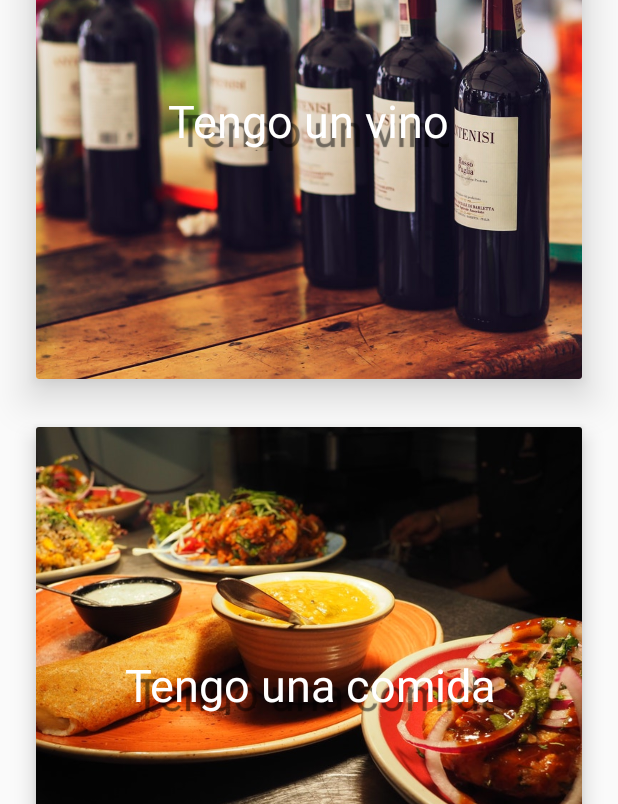
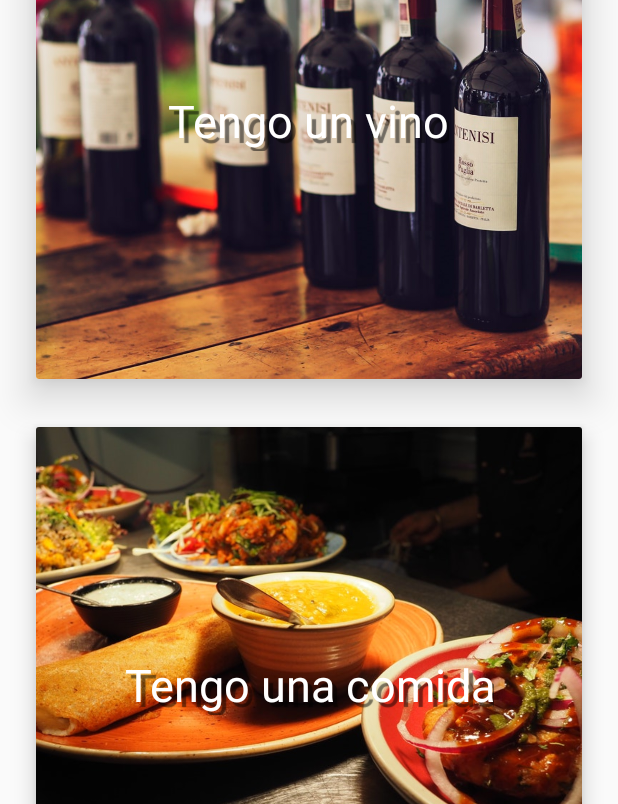
Before and after one commit to mmrapps/MaridajeAndVinos, an Android app: the screen it shows after launch (HomeActivity), on a phone screen of 412 x 824 dp. Shown: the part 257-1061 px from the top of the screen. Run offline under Robolectric (Android 15) with nearby library versions, the phone set to English and light mode, and no system bars; our stand-ins replace Firebase (no records; nobody signed in at launch, a user with empty details on screens opened directly).

Commit message:
eliminados unos permisos y unficado un estilo

```diff
--- a/app/src/main/AndroidManifest.xml
+++ b/app/src/main/AndroidManifest.xml
@@ -2,8 +2,7 @@
 <manifest xmlns:android="http://schemas.android.com/apk/res/android"
     package="com.apps.mmr.maridajeandvinos">
 
-    <uses-permission android:name="android.permission.READ_EXTERNAL_STORAGE" />
-    <uses-permission android:name="android.permission.WRITE_EXTERNAL_STORAGE" />
+
 
     <application
         android:allowBackup="true"
--- a/app/src/main/res/layout/content_main.xml
+++ b/app/src/main/res/layout/content_main.xml
@@ -45,8 +45,8 @@
                     android:layout_centerInParent="true"
                     android:gravity="center"
                     android:shadowColor="@color/TransparentGrey"
-                    android:shadowDx="9"
-                    android:shadowDy="9"
+                    android:shadowDx="5"
+                    android:shadowDy="5"
                     android:shadowRadius="0.01"
                     android:text="@string/main_menu_wine"
                     android:textColor="@color/cardview_light_background"
@@ -89,8 +89,8 @@
                     android:layout_centerInParent="true"
                     android:gravity="center"
                     android:shadowColor="@color/TransparentGrey"
-                    android:shadowDx="9"
-                    android:shadowDy="9"
+                    android:shadowDx="5"
+                    android:shadowDy="5"
                     android:shadowRadius="0.01"
                     android:text="@string/main_menu_food"
                     android:textColor="@color/cardview_light_background"
```
